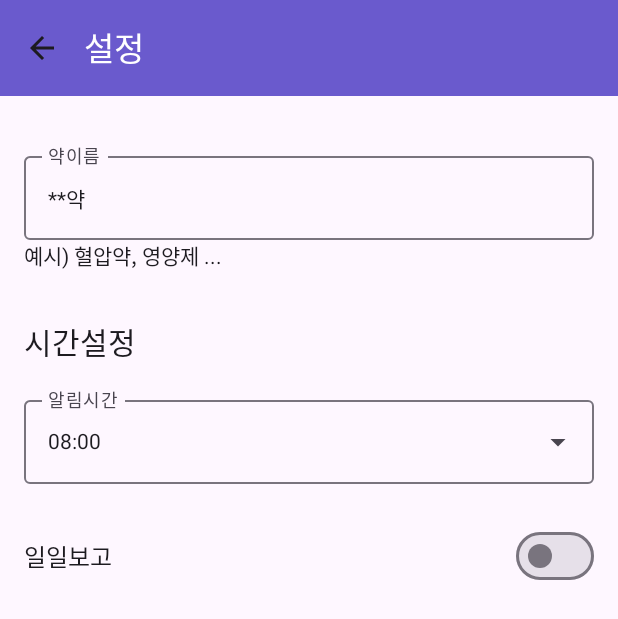
After one commit to esummer9/MediRoutine, an Android app built with Jetpack Compose: the SettingsActivity screen opened directly, with no data from a screen before it, on a phone screen of 412 x 824 dp. The commit adds this screen. Shown: the top 619 px of the screen. Run offline under Robolectric (Android 15) with nearby library versions, the phone set to English and light mode, and no system bars; libraries missing offline, so code that uses them is left out: com.ediapp; missing, so only their content is drawn: MyApplicationTheme.

Commit message:
view : 화면개발 중

```diff
--- a/app/src/main/AndroidManifest.xml
+++ b/app/src/main/AndroidManifest.xml
@@ -26,7 +26,9 @@
             </intent-filter>
         </activity>
 
-<!--        <receiver-->
+        <activity android:name=".SettingsActivity" />
+
+        <!--        <receiver-->
 <!--            android:name=".NotificationReceiver"-->
 <!--            android:enabled="true"-->
 <!--            android:exported="false">-->
--- /dev/null
+++ b/app/src/main/java/com/ediapp/MediRoutine/SettingsActivity.kt
@@ -0,0 +1,165 @@
+package com.ediapp.MediRoutine
+
+import android.app.Activity
+import android.content.Context
+import android.content.Intent
+import android.content.SharedPreferences
+import android.os.Bundle
+import android.widget.Toast
+import androidx.activity.ComponentActivity
+import androidx.activity.compose.setContent
+import androidx.compose.foundation.layout.*
+import androidx.compose.material.icons.Icons
+import androidx.compose.material.icons.filled.ArrowBack
+import androidx.compose.material.icons.filled.Settings // Settings 아이콘은 필요 없으므로 제거하거나 그대로 두어도 됩니다.
+import androidx.compose.material3.*
+import androidx.compose.runtime.*
+import androidx.compose.runtime.getValue
+import androidx.compose.runtime.saveable.rememberSaveable
+import androidx.compose.runtime.setValue
+import androidx.compose.ui.Alignment
+import androidx.compose.ui.Modifier
+import androidx.compose.ui.graphics.Color
+import androidx.compose.ui.platform.LocalContext
+import androidx.compose.ui.unit.dp
+import androidx.compose.ui.unit.sp
+import com.ediapp.MediRoutine.ui.theme.MyApplicationTheme
+
+class SettingsActivity : ComponentActivity() {
+    override fun onCreate(savedInstanceState: Bundle?) {
+        super.onCreate(savedInstanceState)
+        setContent {
+            MyApplicationTheme {
+                SettingsScreen()
+            }
+        }
+    }
+}
+
+@OptIn(ExperimentalMaterial3Api::class)
+@Composable
+fun SettingsScreen() {
+    val context = LocalContext.current
+    // SharedPreferences 인스턴스 가져오기 (MainActivity와 동일한 키 사용)
+    val prefs = remember { context.getSharedPreferences("MediRoutine_prefs", Context.MODE_PRIVATE) }
+
+    // SettingsFragment에서 사용하던 상태 변수들을 rememberSaveable로 관리
+    // 초기값을 SharedPreferences에서 불러옵니다.
+    var medName by rememberSaveable { mutableStateOf(prefs.getString("med_name", "") ?: "") }
+    var morningEnabled by rememberSaveable { mutableStateOf(prefs.getBoolean("daily_report_enabled", false)) }
+    var selectedTime by rememberSaveable { mutableStateOf(prefs.getString("notification_time", "08:00") ?: "08:00") }
+
+    Scaffold(
+        topBar = {
+            TopAppBar(
+                title = { Text("설정") },
+                colors = TopAppBarDefaults.topAppBarColors(
+                    containerColor = Color(0xFF6A5ACD), // Settings destination color
+                    titleContentColor = Color.White
+                ),
+                navigationIcon = {
+                    IconButton(onClick = {
+                        // 변경사항 저장 로직 호출
+                        saveSettings(prefs, medName, morningEnabled, selectedTime)
+                        // Activity 종료
+                        (context as? Activity)?.finish()
+                    }) {
+                        Icon(Icons.Filled.ArrowBack, contentDescription = "Back")
+                    }
+                }
+            )
+        }
+    ) { paddingValues ->
+        Column(
+            modifier = Modifier
+                .fillMaxSize()
+                .padding(paddingValues)
+                .padding(16.dp)
+        ) {
+            // SettingsFragment의 UI 요소들을 여기에 배치
+            Spacer(modifier = Modifier.height(16.dp))
+            OutlinedTextField(
+                value = medName,
+                onValueChange = { newMedName ->
+                    medName = newMedName
+                },
+                label = { Text("약이름") },
+                modifier = Modifier.fillMaxWidth()
+            )
+            Text("예시) 혈압약, 영양제 ...")
+            Spacer(modifier = Modifier.height(32.dp))
+            Text(text = "시간설정", fontSize = 20.sp)
+
+            Spacer(modifier = Modifier.height(16.dp))
+
+            // ExposedDropdownMenuBox 로직
+            var expanded by remember { mutableStateOf(false) }
+            val times = (6..24).map { String.format("%02d:00", it) }
+
+            ExposedDropdownMenuBox(
+                expanded = expanded,
+                onExpandedChange = { expanded = !expanded }
+            ) {
+                OutlinedTextField(
+                    value = selectedTime,
+                    onValueChange = { /* readOnly = true */ },
+                    label = { Text("알림시간") },
+                    readOnly = true,
+                    trailingIcon = { ExposedDropdownMenuDefaults.TrailingIcon(expanded = expanded) },
+                    modifier = Modifier.menuAnchor().fillMaxWidth()
+                )
+                ExposedDropdownMenu(
+                    expanded = expanded,
+                    onDismissRequest = { expanded = false }
+                ) {
+                    times.forEach { time ->
+                        DropdownMenuItem(
+                            text = { Text(time) },
+                            onClick = {
+                                selectedTime = time
+                                Toast.makeText(context, "selectedTime $time.", Toast.LENGTH_SHORT).show()
+                                expanded = false
+                            }
+                        )
+                    }
+                }
+            }
+
+            Spacer(modifier = Modifier.height(16.dp))
+
+            // MedTimeRow 컴포저블 재사용
+            MedTimeRow2(
+                label = "일일보고",
+                checked = morningEnabled,
+                onCheckedChange = {
+                    morningEnabled = it
+                }
+            )
+        }
+    }
+}
+
+// MedTimeRow 컴포저블은 그대로 유지 (SettingsFragment.kt에서 복사하거나, 동일 파일 내에 정의)
+@Composable
+fun MedTimeRow2(label: String, checked: Boolean, onCheckedChange: (Boolean) -> Unit) {
+    Row(
+        modifier = Modifier
+            .fillMaxWidth()
+            .padding(vertical = 8.dp),
+        horizontalArrangement = Arrangement.SpaceBetween,
+        verticalAlignment = Alignment.CenterVertically
+    ) {
+        Text(text = label, fontSize = 16.sp)
+        Switch(checked = checked, onCheckedChange = onCheckedChange)
+    }
+}
+
+// 변경사항을 SharedPreferences에 저장하는 함수
+fun saveSettings(prefs: SharedPreferences, medName: String, morningEnabled: Boolean, selectedTime: String) {
+    with(prefs.edit()) {
+        putString("med_name", medName)
+        putBoolean("daily_report_enabled", morningEnabled)
+        putString("notification_time", selectedTime) // selectedTime도 함께 저장
+        apply()
+    }
+}
--- a/app/src/main/res/values/strings.xml
+++ b/app/src/main/res/values/strings.xml
@@ -2,6 +2,7 @@
     <string name="app_name">A1-Routine</string>
     <string name="tab_home">홈</string>
     <string name="tab_favorites">현황</string>
+    <string name="tab_helps">도움말</string>
     <string name="tab_settings">설정</string>
     <string name="setting_med_name_label">Medication Name</string>
     <string name="setting_med_time_title">Medication Times</string>
```
Also changed, not shown: app/src/main/java/com/ediapp/MediRoutine/HelpsFragment.kt (added, +38 -0 lines), app/src/main/java/com/ediapp/MediRoutine/MainActivity.kt (+23 -17 lines), app/src/main/java/com/ediapp/MediRoutine/SettingsFragment.kt (deleted, +0 -118 lines).
